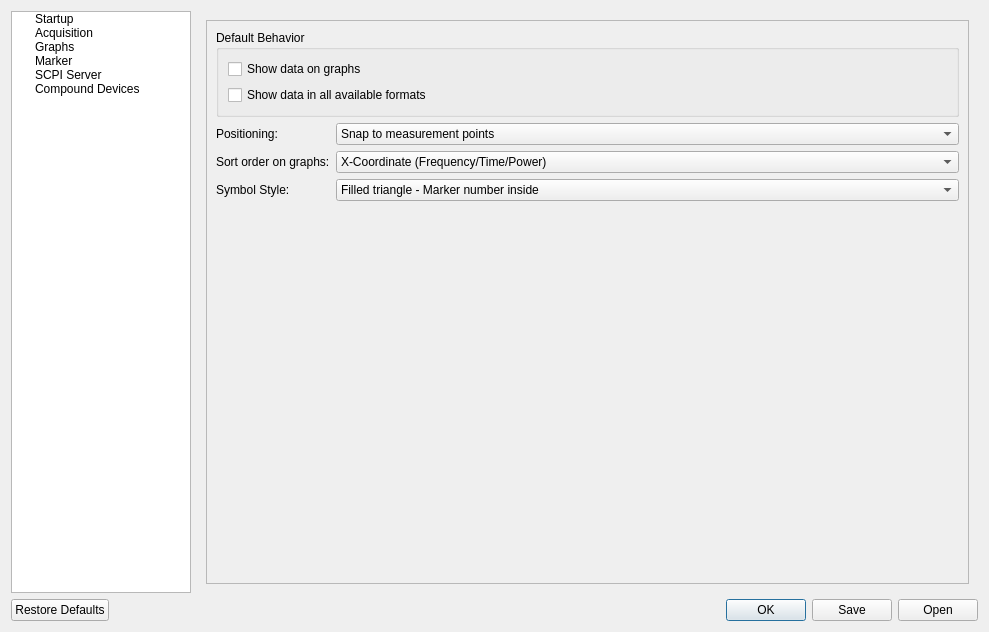
Before: the Qt Designer form Software/PC_Application/LibreVNA-GUI/preferencesdialog.ui in jankae/LibreVNA, drawn with Qt 5.
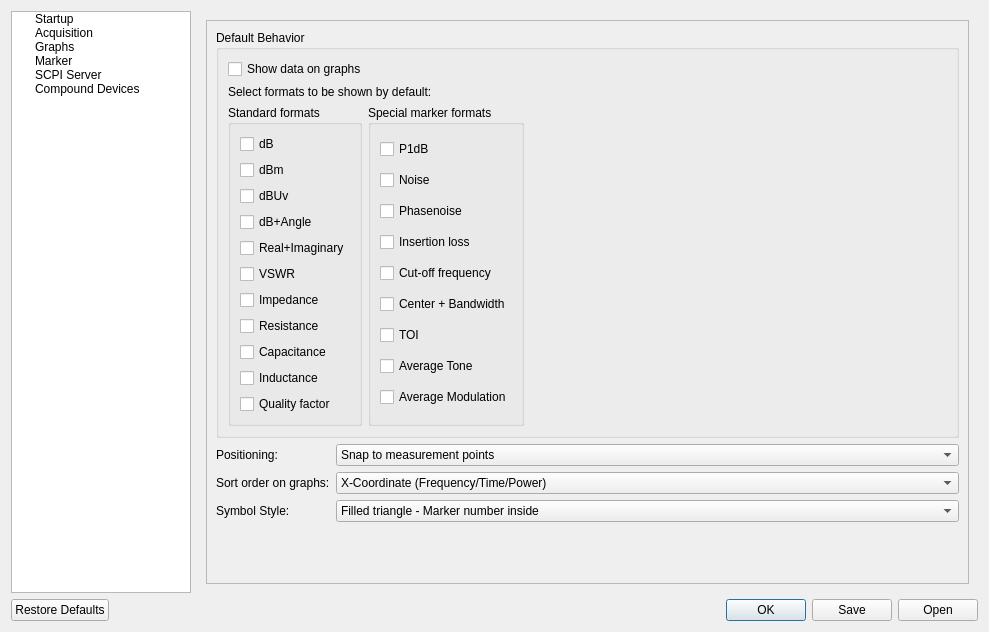
After: the same form once the commit is applied. The open tabs and pages were chosen to show the change. Icons and pictures are not drawn. Custom widgets are drawn as their Qt base class.

Commit message: select individual default formats to show for markers

```diff
--- a/Software/PC_Application/LibreVNA-GUI/preferencesdialog.ui
+++ b/Software/PC_Application/LibreVNA-GUI/preferencesdialog.ui
@@ -1450,20 +1450,20 @@
             <property name="geometry">
              <rect>
               <x>0</x>
-              <y>0</y>
-              <width>644</width>
-              <height>544</height>
+              <y>-15</y>
+              <width>749</width>
+              <height>576</height>
              </rect>
             </property>
             <layout class="QVBoxLayout" name="verticalLayout_23">
              <item>
-              <layout class="QVBoxLayout" name="verticalLayout_9">
+              <layout class="QVBoxLayout" name="verticalLayout_9" stretch="0,0,0">
                <item>
                 <widget class="QGroupBox" name="groupBox_9">
                  <property name="title">
                   <string>Default Behavior</string>
                  </property>
-                 <layout class="QVBoxLayout" name="verticalLayout_12">
+                 <layout class="QVBoxLayout" name="verticalLayout_28">
                   <item>
                    <widget class="QCheckBox" name="MarkerShowMarkerData">
                     <property name="text">
@@ -1472,12 +1472,187 @@
                    </widget>
                   </item>
                   <item>
-                   <widget class="QCheckBox" name="MarkerShowAllMarkerData">
+                   <widget class="QLabel" name="label_51">
                     <property name="text">
-                     <string>Show data in all available formats</string>
+                     <string>Select formats to be shown by default:</string>
                     </property>
                    </widget>
                   </item>
+                  <item>
+                   <layout class="QHBoxLayout" name="horizontalLayout_18">
+                    <item>
+                     <widget class="QGroupBox" name="groupBox_21">
+                      <property name="title">
+                       <string>Standard formats</string>
+                      </property>
+                      <layout class="QVBoxLayout" name="verticalLayout_12">
+                       <item>
+                        <widget class="QCheckBox" name="MarkerShowdB">
+                         <property name="text">
+                          <string>dB</string>
+                         </property>
+                        </widget>
+                       </item>
+                       <item>
+                        <widget class="QCheckBox" name="MarkerShowdBm">
+                         <property name="text">
+                          <string>dBm</string>
+                         </property>
+                        </widget>
+                       </item>
+                       <item>
+                        <widget class="QCheckBox" name="MarkerShowdBUv">
+                         <property name="text">
+                          <string>dBUv</string>
+                         </property>
+                        </widget>
+                       </item>
+                       <item>
+                        <widget class="QCheckBox" name="MarkerShowdBAngle">
+                         <property name="text">
+                          <string>dB+Angle</string>
+                         </property>
+                        </widget>
+                       </item>
+                       <item>
+                        <widget class="QCheckBox" name="MarkerShowRealImag">
+                         <property name="text">
+                          <string>Real+Imaginary</string>
+                         </property>
+                        </widget>
+                       </item>
+                       <item>
+                        <widget class="QCheckBox" name="MarkerShowVSWR">
+                         <property name="text">
+                          <string>VSWR</string>
+                         </property>
+                        </widget>
+                       </item>
+                       <item>
+                        <widget class="QCheckBox" name="MarkerShowImpedance">
+                         <property name="text">
+                          <string>Impedance</string>
+                         </property>
+                        </widget>
+                       </item>
+                       <item>
+                        <widget class="QCheckBox" name="MarkerShowResistance">
+                         <property name="text">
+                          <string>Resistance</string>
+                         </property>
+                        </widget>
+                       </item>
+                       <item>
+                        <widget class="QCheckBox" name="MarkerShowCapacitance">
+                         <property name="text">
+                          <string>Capacitance</string>
+                         </property>
+                        </widget>
+                       </item>
+                       <item>
+                        <widget class="QCheckBox" name="MarkerShowInductance">
+                         <property name="text">
+                          <string>Inductance</string>
+                         </property>
+                        </widget>
+                       </item>
+                       <item>
+                        <widget class="QCheckBox" name="MarkerShowQualityFactor">
+                         <property name="text">
+                          <string>Quality factor</string>
+                         </property>
+                        </widget>
+                       </item>
+                      </layout>
+                     </widget>
+                    </item>
+                    <item>
+                     <widget class="QGroupBox" name="groupBox_22">
+                      <property name="title">
+                       <string>Special marker formats</string>
+                      </property>
+                      <layout class="QVBoxLayout" name="verticalLayout_27">
+                       <item>
+                        <widget class="QCheckBox" name="MarkerShowP1dB">
+                         <property name="text">
+                          <string>P1dB</string>
+                         </property>
+                        </widget>
+                       </item>
+                       <item>
+                        <widget class="QCheckBox" name="MarkerShowNoise">
+                         <property name="text">
+                          <string>Noise</string>
+                         </property>
+                        </widget>
+                       </item>
+                       <item>
+                        <widget class="QCheckBox" name="MarkerShowPhasenoise">
+                         <property name="text">
+                          <string>Phasenoise</string>
+                         </property>
+                        </widget>
+                       </item>
+                       <item>
+                        <widget class="QCheckBox" name="MarkerShowInsertionLoss">
+                         <property name="text">
+                          <string>Insertion loss</string>
+                         </property>
+                        </widget>
+                       </item>
+                       <item>
+                        <widget class="QCheckBox" name="MarkerShowCutoff">
+                         <property name="text">
+                          <string>Cut-off frequency</string>
+                         </property>
+                        </widget>
+                       </item>
+                       <item>
+                        <widget class="QCheckBox" name="MarkerShowCenterBandwidth">
+                         <property name="text">
+                          <string>Center + Bandwidth</string>
+                         </property>
+                        </widget>
+                       </item>
+                       <item>
+                        <widget class="QCheckBox" name="MarkerShowTOI">
+                         <property name="text">
+                          <string>TOI</string>
+                         </property>
+                        </widget>
+                       </item>
+                       <item>
+                        <widget class="QCheckBox" name="MarkerShowAvgTone">
+                         <property name="text">
+                          <string>Average Tone</string>
+                         </property>
+                        </widget>
+                       </item>
+                       <item>
+                        <widget class="QCheckBox" name="MarkerShowAvgMod">
+                         <property name="text">
+                          <string>Average Modulation</string>
+                         </property>
+                        </widget>
+                       </item>
+                      </layout>
+                     </widget>
+                    </item>
+                    <item>
+                     <spacer name="horizontalSpacer_6">
+                      <property name="orientation">
+                       <enum>Qt::Horizontal</enum>
+                      </property>
+                      <property name="sizeHint" stdset="0">
+                       <size>
+                        <width>40</width>
+                        <height>20</height>
+                       </size>
+                      </property>
+                     </spacer>
+                    </item>
+                   </layout>
+                  </item>
                  </layout>
                 </widget>
                </item>
```
Left out of the diff: 21 changed lines with no effect on the pictures. The commit also changes 4 other files.
